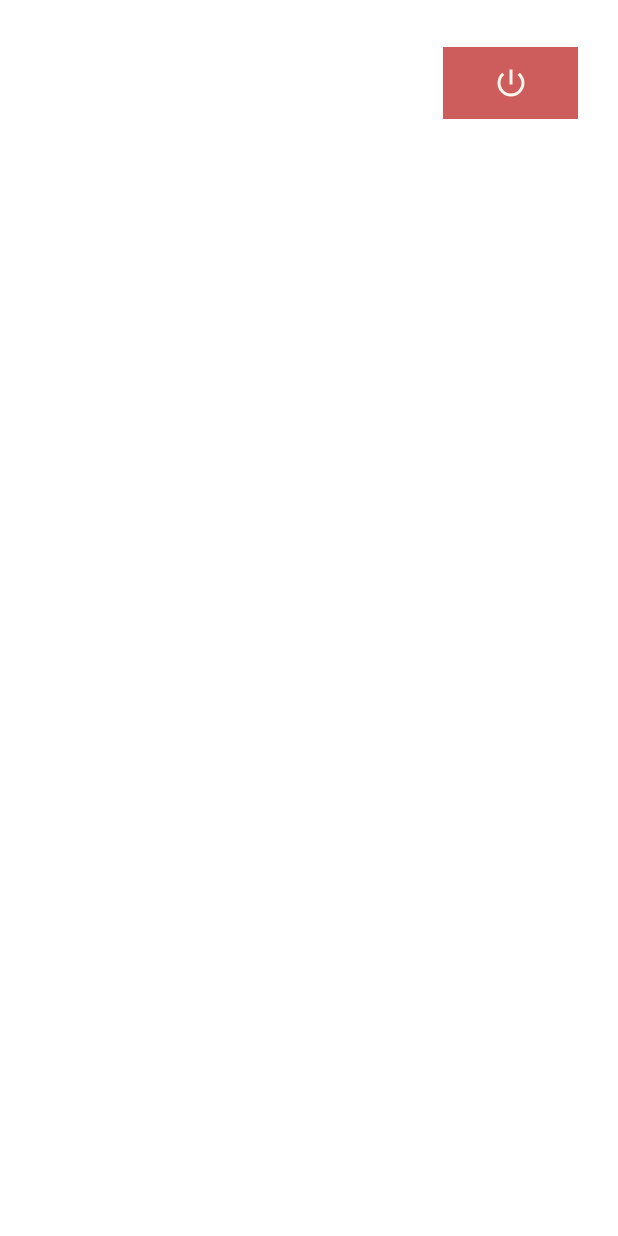
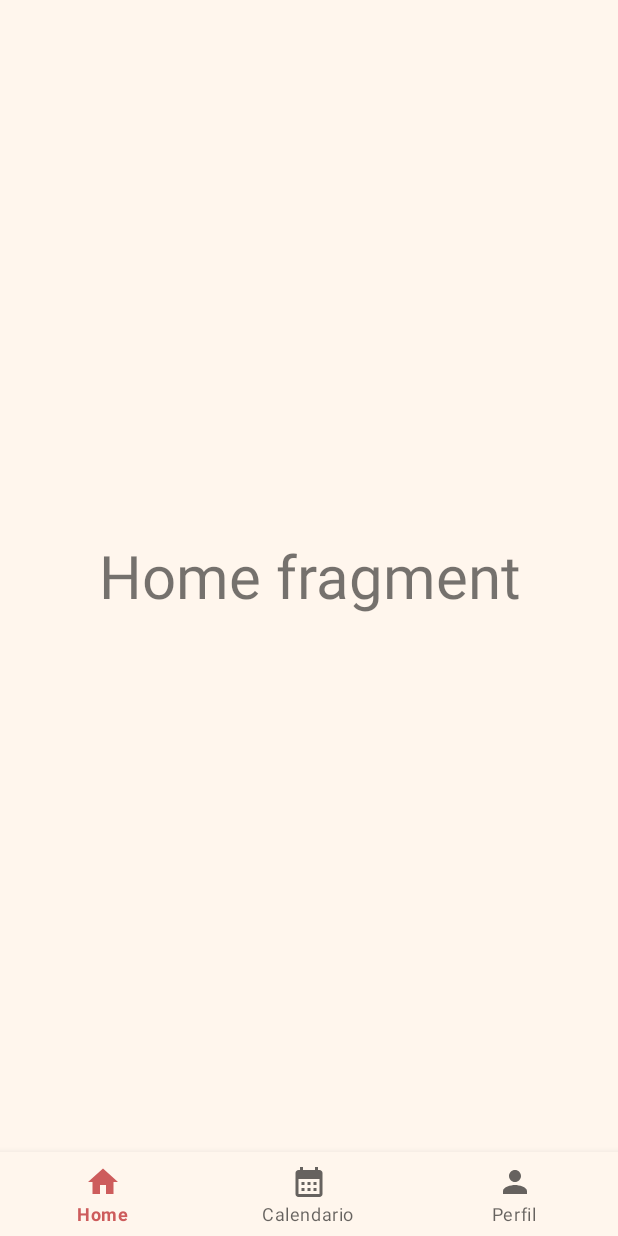
Before and after one commit to Soniamj5/Supet_finalproject, an Android app: the screen it shows after launch once a user with an empty profile is signed in (MainActivity), on a phone screen of 412 x 824 dp. Run offline under Robolectric (Android 15) with nearby library versions, the phone set to English and light mode, and no system bars; our stand-ins replace Firebase (no records; nobody signed in at launch, a user with empty details on screens opened directly).

Commit message:
Bottom nav bar & Fragments created

```diff
--- a/app/src/main/AndroidManifest.xml
+++ b/app/src/main/AndroidManifest.xml
@@ -14,13 +14,13 @@
         android:theme="@style/Theme.Supet_FinalProject"
         tools:targetApi="31">
         <activity
-            android:name=".RegisterActivity"
+            android:name=".account.RegisterActivity"
             android:exported="true" />
         <activity
             android:name=".MainActivity"
             android:exported="true" />
         <activity
-            android:name=".LoginActivity"
+            android:name=".account.LoginActivity"
             android:exported="true">
             <intent-filter>
                 <action android:name="android.intent.action.MAIN" />
--- a/app/src/main/java/com/animalhelpapp/supet_finalproject/MainActivity.java
+++ b/app/src/main/java/com/animalhelpapp/supet_finalproject/MainActivity.java
@@ -1,33 +1,69 @@
 package com.animalhelpapp.supet_finalproject;
 
+import android.annotation.SuppressLint;
+import android.os.Bundle;
+
 import androidx.appcompat.app.AppCompatActivity;
+import androidx.fragment.app.Fragment;
+import androidx.fragment.app.FragmentManager;
+import androidx.fragment.app.FragmentTransaction;
 
-import android.content.Intent;
-import android.os.Bundle;
-import android.widget.ImageButton;
-import android.widget.Toast;
-
-import com.google.firebase.auth.FirebaseAuth;
+import com.animalhelpapp.supet_finalproject.databinding.ActivityMainBinding;
+import com.animalhelpapp.supet_finalproject.fragments.CalendarFragment;
+import com.animalhelpapp.supet_finalproject.fragments.HomeFragment;
+import com.animalhelpapp.supet_finalproject.fragments.ProfileFragment;
 
 public class MainActivity extends AppCompatActivity {
 
-    FirebaseAuth mAuth;
+    /*Binding de fragmentos*/
+    ActivityMainBinding binding;
 
+/*    FirebaseAuth mAuth;*/
+
+    @SuppressLint("NonConstantResourceId")
     @Override
     protected void onCreate(Bundle savedInstanceState) {
+        /*se cambia el contentView para que se vean los fragmentos*/
         super.onCreate(savedInstanceState);
-        setContentView(R.layout.activity_main);
+        binding = ActivityMainBinding.inflate(getLayoutInflater());
+        setContentView(binding.getRoot());
+        /*home fragment default*/
+        reemplazarFragmento(new HomeFragment());
 
-        /*inicializar firebase*/
+        /*bottom nav menu tab*/
+        binding.bottomNavigationView.setOnItemSelectedListener(item -> {
+            switch (item.getItemId()) {
+                case R.id.home:
+                    reemplazarFragmento(new HomeFragment());
+                    break;
+                case R.id.calendar:
+                    reemplazarFragmento(new CalendarFragment());
+                    break;
+                case R.id.profile:
+                    reemplazarFragmento(new ProfileFragment());
+                    break;
+            }
+            return true;
+        });
+
+/*        *//*inicializar firebase*//*
         mAuth = FirebaseAuth.getInstance();
 
-        /*button logout*/
+        *//*button logout*//*
         ImageButton logout_btn = findViewById(R.id.logout_btn);
         logout_btn.setOnClickListener(v -> {
             mAuth.signOut();
             finish();
             startActivity(new Intent(MainActivity.this, LoginActivity.class));
             Toast.makeText(this, "Sesión cerrada", Toast.LENGTH_SHORT).show();
-        });
+        });*/
+    }
+
+    /*método para poder ir a los distintos fragments*/
+    private void reemplazarFragmento(Fragment fragment) {
+        FragmentManager fragmentManager = getSupportFragmentManager();
+        FragmentTransaction fragmentTransaction = fragmentManager.beginTransaction();
+        fragmentTransaction.replace(R.id.frame_layout, fragment);
+        fragmentTransaction.commit();
     }
 }
--- a/app/src/main/java/com/animalhelpapp/supet_finalproject/LoginActivity.java
+++ b/app/src/main/java/com/animalhelpapp/supet_finalproject/account/LoginActivity.java
@@ -1,4 +1,4 @@
-package com.animalhelpapp.supet_finalproject;
+package com.animalhelpapp.supet_finalproject.account;
 
 import androidx.appcompat.app.AppCompatActivity;
 
@@ -9,6 +9,8 @@ import android.widget.EditText;
 import android.widget.TextView;
 import android.widget.Toast;
 
+import com.animalhelpapp.supet_finalproject.MainActivity;
+import com.animalhelpapp.supet_finalproject.R;
 import com.google.firebase.auth.FirebaseAuth;
 import com.google.firebase.auth.FirebaseUser;
 
--- a/app/src/main/java/com/animalhelpapp/supet_finalproject/RegisterActivity.java
+++ b/app/src/main/java/com/animalhelpapp/supet_finalproject/account/RegisterActivity.java
@@ -1,4 +1,4 @@
-package com.animalhelpapp.supet_finalproject;
+package com.animalhelpapp.supet_finalproject.account;
 
 import androidx.appcompat.app.AppCompatActivity;
 
@@ -9,12 +9,13 @@ import android.widget.EditText;
 import android.widget.TextView;
 import android.widget.Toast;
 
+import com.animalhelpapp.supet_finalproject.MainActivity;
+import com.animalhelpapp.supet_finalproject.R;
 import com.google.firebase.auth.FirebaseAuth;
 import com.google.firebase.firestore.FirebaseFirestore;
 
 import java.util.HashMap;
 import java.util.Map;
-import java.util.Objects;
 
 public class RegisterActivity extends AppCompatActivity {
     Button reg_btn;
--- /dev/null
+++ b/app/src/main/java/com/animalhelpapp/supet_finalproject/fragments/HomeFragment.java
@@ -0,0 +1,66 @@
+package com.animalhelpapp.supet_finalproject.fragments;
+
+import android.os.Bundle;
+
+import androidx.fragment.app.Fragment;
+
+import android.view.LayoutInflater;
+import android.view.View;
+import android.view.ViewGroup;
+
+import com.animalhelpapp.supet_finalproject.R;
+
+/**
+ * A simple {@link Fragment} subclass.
+ * Use the {@link HomeFragment#newInstance} factory method to
+ * create an instance of this fragment.
+ */
+public class HomeFragment extends Fragment {
+
+    // TODO: Rename parameter arguments, choose names that match
+    // the fragment initialization parameters, e.g. ARG_ITEM_NUMBER
+    private static final String ARG_PARAM1 = "param1";
+    private static final String ARG_PARAM2 = "param2";
+
+    // TODO: Rename and change types of parameters
+    private String mParam1;
+    private String mParam2;
+
+    public HomeFragment() {
+        // Required empty public constructor
+    }
+
+    /**
+     * Use this factory method to create a new instance of
+     * this fragment using the provided parameters.
+     *
+     * @param param1 Parameter 1.
+     * @param param2 Parameter 2.
+     * @return A new instance of fragment HomeFragment.
+     */
+    // TODO: Rename and change types and number of parameters
+    public static HomeFragment newInstance(String param1, String param2) {
+        HomeFragment fragment = new HomeFragment();
+        Bundle args = new Bundle();
+        args.putString(ARG_PARAM1, param1);
+        args.putString(ARG_PARAM2, param2);
+        fragment.setArguments(args);
+        return fragment;
+    }
+
+    @Override
+    public void onCreate(Bundle savedInstanceState) {
+        super.onCreate(savedInstanceState);
+        if (getArguments() != null) {
+            mParam1 = getArguments().getString(ARG_PARAM1);
+            mParam2 = getArguments().getString(ARG_PARAM2);
+        }
+    }
+
+    @Override
+    public View onCreateView(LayoutInflater inflater, ViewGroup container,
+                             Bundle savedInstanceState) {
+        // Inflate the layout for this fragment
+        return inflater.inflate(R.layout.fragment_home, container, false);
+    }
+}
--- a/app/src/main/res/layout/activity_login.xml
+++ b/app/src/main/res/layout/activity_login.xml
@@ -4,7 +4,7 @@
     xmlns:tools="http://schemas.android.com/tools"
     android:layout_width="match_parent"
     android:layout_height="match_parent"
-    tools:context=".LoginActivity"
+    tools:context=".account.LoginActivity"
     android:background="@color/cream">
 
     <ScrollView
--- a/app/src/main/res/layout/activity_main.xml
+++ b/app/src/main/res/layout/activity_main.xml
@@ -4,20 +4,29 @@
     xmlns:tools="http://schemas.android.com/tools"
     android:layout_width="match_parent"
     android:layout_height="match_parent"
-    tools:context=".MainActivity">
+    tools:context=".MainActivity"
+    android:background="@color/cream">
 
-    <ImageButton
-        android:id="@+id/logout_btn"
-        android:layout_width="90dp"
-        android:layout_height="48dp"
-        android:background="@color/indian_red"
-        android:contentDescription="@string/logout_btn"
+    <FrameLayout
+        android:id="@+id/frame_layout"
+        android:layout_width="0dp"
+        android:layout_height="0dp"
+        app:layout_constraintBottom_toTopOf="@+id/bottomNavigationView"
+        app:layout_constraintEnd_toEndOf="parent"
+        app:layout_constraintStart_toStartOf="parent"
+        app:layout_constraintTop_toTopOf="parent">
+
+    </FrameLayout>
+
+    <com.google.android.material.bottomnavigation.BottomNavigationView
+        android:id="@+id/bottomNavigationView"
+        android:layout_width="match_parent"
+        android:layout_height="wrap_content"
         app:layout_constraintBottom_toBottomOf="parent"
         app:layout_constraintEnd_toEndOf="parent"
-        app:layout_constraintHorizontal_bias="0.917"
         app:layout_constraintStart_toStartOf="parent"
-        app:layout_constraintTop_toTopOf="parent"
-        app:layout_constraintVertical_bias="0.04"
-        app:srcCompat="@drawable/ic_logout_24" />
+        app:menu="@menu/bottom_nav_menu"
+        android:background="@color/cream"/>
+
 
 </androidx.constraintlayout.widget.ConstraintLayout>
--- a/app/src/main/res/layout/activity_register.xml
+++ b/app/src/main/res/layout/activity_register.xml
@@ -4,7 +4,7 @@
     xmlns:tools="http://schemas.android.com/tools"
     android:layout_width="match_parent"
     android:layout_height="match_parent"
-    tools:context=".RegisterActivity"
+    tools:context=".account.RegisterActivity"
     android:background="@color/cream">
 
     <ScrollView
--- /dev/null
+++ b/app/src/main/res/layout/fragment_home.xml
@@ -0,0 +1,16 @@
+<?xml version="1.0" encoding="utf-8"?>
+<FrameLayout xmlns:android="http://schemas.android.com/apk/res/android"
+    xmlns:tools="http://schemas.android.com/tools"
+    android:layout_width="match_parent"
+    android:layout_height="match_parent"
+    tools:context=".fragments.HomeFragment"
+    android:background="@color/cream">
+
+    <TextView
+        android:layout_width="match_parent"
+        android:layout_height="match_parent"
+        android:text="@string/home_fragment"
+        android:gravity="center"
+        android:textSize="40sp"/>
+
+</FrameLayout>
--- /dev/null
+++ b/app/src/main/res/menu/bottom_nav_menu.xml
@@ -0,0 +1,16 @@
+<?xml version="1.0" encoding="utf-8"?>
+<menu xmlns:android="http://schemas.android.com/apk/res/android">
+
+    <item android:title="@string/home_icon"
+        android:icon="@drawable/ic_home_24"
+        android:id="@+id/home"/>
+
+    <item android:title="@string/calendar_icon"
+        android:icon="@drawable/ic_calendar_24"
+        android:id="@+id/calendar" />
+
+    <item android:title="@string/person_icon"
+        android:icon="@drawable/ic_person_24"
+        android:id="@+id/profile"/>
+
+</menu>
--- a/app/src/main/res/values/strings.xml
+++ b/app/src/main/res/values/strings.xml
@@ -2,6 +2,7 @@
     <string name="app_name">Supet</string>
     <string name="home_icon">Home</string>
     <string name="person_icon">Perfil</string>
+    <string name="calendar_icon">Calendario</string>
     <string name="add">Add</string>
     <string name="reg_txv">Complete los siguientes datos:</string>
     <string name="reg_name">Nombre</string>
@@ -19,4 +20,9 @@
     <string name="login_register">Regístrese</string>
     <string name="logout_btn">Logout</string>
     <string name="scrollview">Scroll View</string>
+
+    <!--Fragment-->
+    <string name="home_fragment">Home fragment</string>
+    <string name="calendar_fragment">Calendar fragment</string>
+    <string name="profile_fragment">Profile fragment</string>
 </resources>
--- a/build.gradle
+++ b/build.gradle
@@ -3,12 +3,10 @@ buildscript {
     repositories {
         google()
         mavenCentral()
-        jcenter()
 
     }
     dependencies {
         classpath 'com.google.gms:google-services:4.3.10'
-        classpath 'com.android.tools.build:gradle:7.2.1'
     }
 }
 plugins {
--- a/gradle.properties
+++ b/gradle.properties
@@ -15,7 +15,6 @@ org.gradle.jvmargs=-Xmx2048m -Dfile.encoding=UTF-8
 # Android operating system, and which are packaged with your app"s APK
 # https://developer.android.com/topic/libraries/support-library/androidx-rn
 android.useAndroidX=true
-android.enableJetifier=true
 # Enables namespacing of each library's R class so that its R class includes only the
 # resources declared in the library itself and none from the library's dependencies,
 # thereby reducing the size of the R class for that library
```
Also changed, not shown: app/build.gradle (+4 -5 lines), app/src/main/java/com/animalhelpapp/supet_finalproject/fragments/CalendarFragment.java (added, +66 -0 lines), app/src/main/java/com/animalhelpapp/supet_finalproject/fragments/ProfileFragment.java (added, +66 -0 lines), app/src/main/res/layout/fragment_calendar.xml (added, +16 -0 lines), app/src/main/res/layout/fragment_profile.xml (added, +49 -0 lines).
